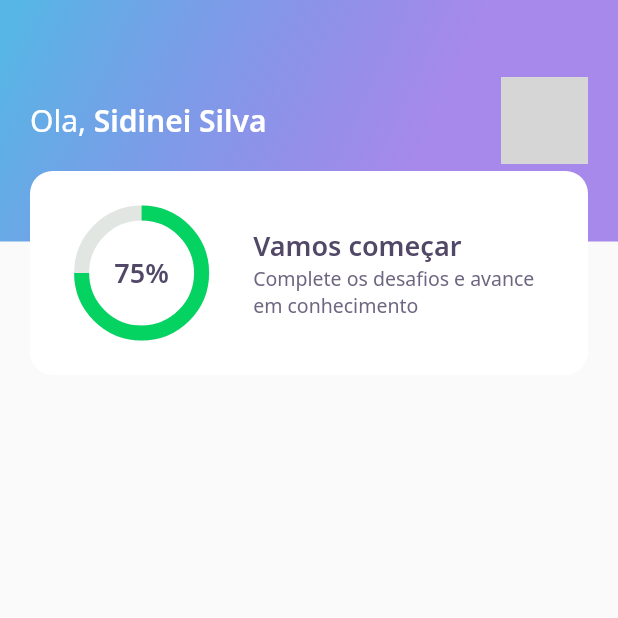
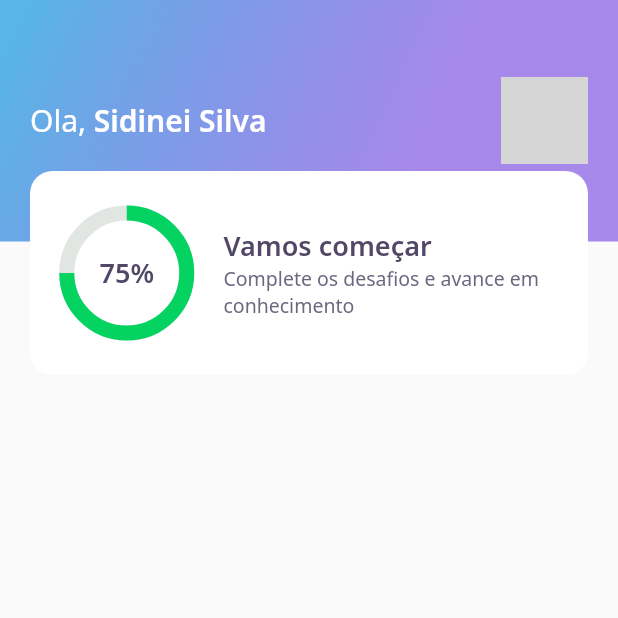
Before and after one commit to sidinei-silva/dev_quiz, a Flutter app: the screen it shows after launch, on a phone screen of 412 x 824 dp, the top half of it. Run offline on Flutter 3.47's test engine with Material 2 defaults, Android fonts, the phone set to English and light mode, and no system bars; our stand-ins replace google_fonts; network calls fail; grey boxes are pictures that could not be loaded.

Commit message:
Ajuste alinhamento no score card

```diff
--- a/lib/home/widget/score_card/score_card_widget.dart
+++ b/lib/home/widget/score_card/score_card_widget.dart
@@ -14,17 +14,19 @@ class ScoreCardWidget extends StatelessWidget {
           color: AppColors.white,
           borderRadius: BorderRadius.circular(15),
         ),
+        child: Padding(
+          padding: const EdgeInsets.symmetric(horizontal: 24),
           child: Row(
             crossAxisAlignment: CrossAxisAlignment.center,
             children: [
               Expanded(
-              flex: 2,
+                flex: 1,
                 child: ChartWidget(),
               ),
               Expanded(
                 flex: 3,
                 child: Padding(
-                padding: const EdgeInsets.only(right: 20),
+                  padding: const EdgeInsets.only(left: 24),
                   child: Column(
                     mainAxisAlignment: MainAxisAlignment.center,
                     crossAxisAlignment: CrossAxisAlignment.start,
@@ -44,6 +46,7 @@ class ScoreCardWidget extends StatelessWidget {
             ],
           ),
         ),
+      ),
     );
   }
 }
```
Lines whose indentation alone changed are shown as unchanged.
